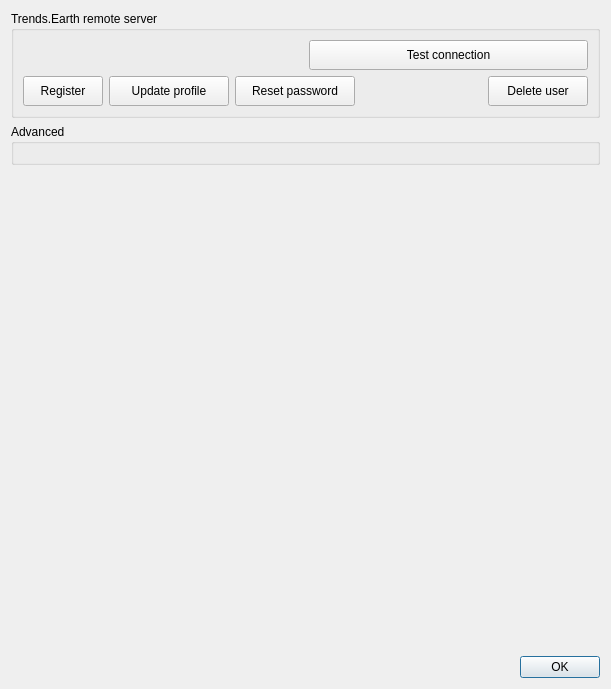
Old version of the form LDMP/gui/DlgSettings.ui in the repository ConservationInternational/trends.earth.
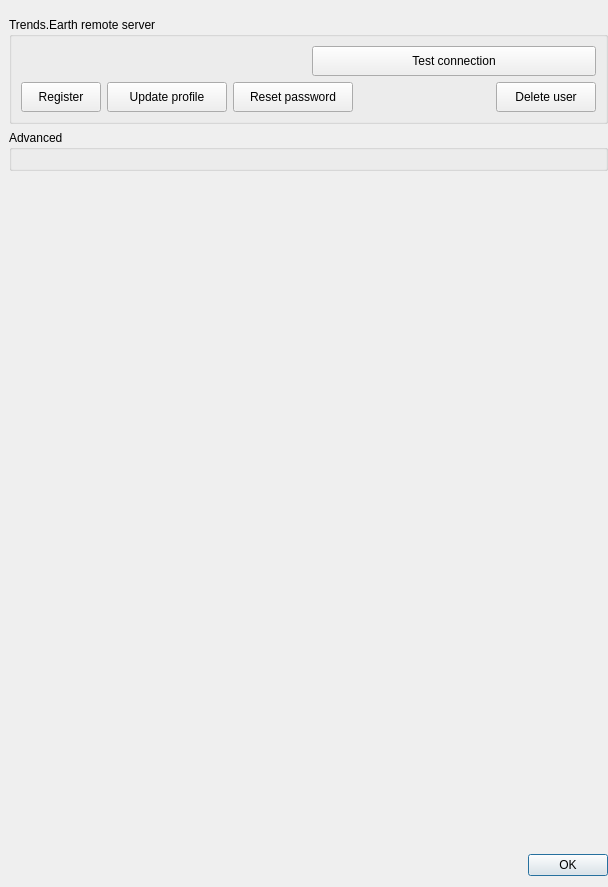
New version of the form. Custom widgets are drawn as their Qt base class.

Commit message:
Change location of region configuration into settings dialogue (#363)
Change location of region configuration into settings dialogue

Diff of the .ui file:
```diff
--- a/LDMP/gui/DlgSettings.ui
+++ b/LDMP/gui/DlgSettings.ui
@@ -9,8 +9,8 @@
    <rect>
     <x>0</x>
     <y>0</y>
-    <width>611</width>
-    <height>689</height>
+    <width>608</width>
+    <height>887</height>
    </rect>
   </property>
   <property name="sizePolicy">
@@ -28,7 +28,50 @@
   <property name="windowTitle">
    <string>Settings</string>
   </property>
-  <layout class="QVBoxLayout" name="verticalLayout_2">
+  <layout class="QVBoxLayout" name="verticalLayout_8">
+   <property name="leftMargin">
+    <number>9</number>
+   </property>
+   <property name="rightMargin">
+    <number>0</number>
+   </property>
+   <item>
+    <widget class="QgsScrollArea" name="scroll_area">
+     <property name="frameShape">
+      <enum>QFrame::NoFrame</enum>
+     </property>
+     <property name="widgetResizable">
+      <bool>true</bool>
+     </property>
+     <widget class="QWidget" name="scroll_area_content">
+      <property name="geometry">
+       <rect>
+        <x>0</x>
+        <y>0</y>
+        <width>599</width>
+        <height>838</height>
+       </rect>
+      </property>
+      <layout class="QVBoxLayout" name="verticalLayout_6">
+       <property name="leftMargin">
+        <number>0</number>
+       </property>
+       <property name="topMargin">
+        <number>0</number>
+       </property>
+       <property name="rightMargin">
+        <number>0</number>
+       </property>
+       <item>
+        <widget class="QFrame" name="region_of_interest">
+         <property name="frameShape">
+          <enum>QFrame::NoFrame</enum>
+         </property>
+         <property name="frameShadow">
+          <enum>QFrame::Raised</enum>
+         </property>
+        </widget>
+       </item>
    <item>
     <widget class="QGroupBox" name="groupBox">
      <property name="sizePolicy">
@@ -240,10 +283,14 @@
      <property name="sizeHint" stdset="0">
       <size>
        <width>20</width>
-       <height>39</height>
+           <height>40</height>
       </size>
      </property>
     </spacer>
+       </item>
+      </layout>
+     </widget>
+    </widget>
    </item>
    <item>
     <widget class="QDialogButtonBox" name="buttonBox">
@@ -266,6 +313,12 @@
    <extends>QWidget</extends>
    <header>qgis.gui</header>
   </customwidget>
+  <customwidget>
+   <class>QgsScrollArea</class>
+   <extends>QScrollArea</extends>
+   <header>qgis.gui</header>
+   <container>1</container>
+  </customwidget>
  </customwidgets>
  <resources/>
  <connections/>
```
Lines whose indentation alone changed are shown as unchanged. The commit also changes 5 other files.
